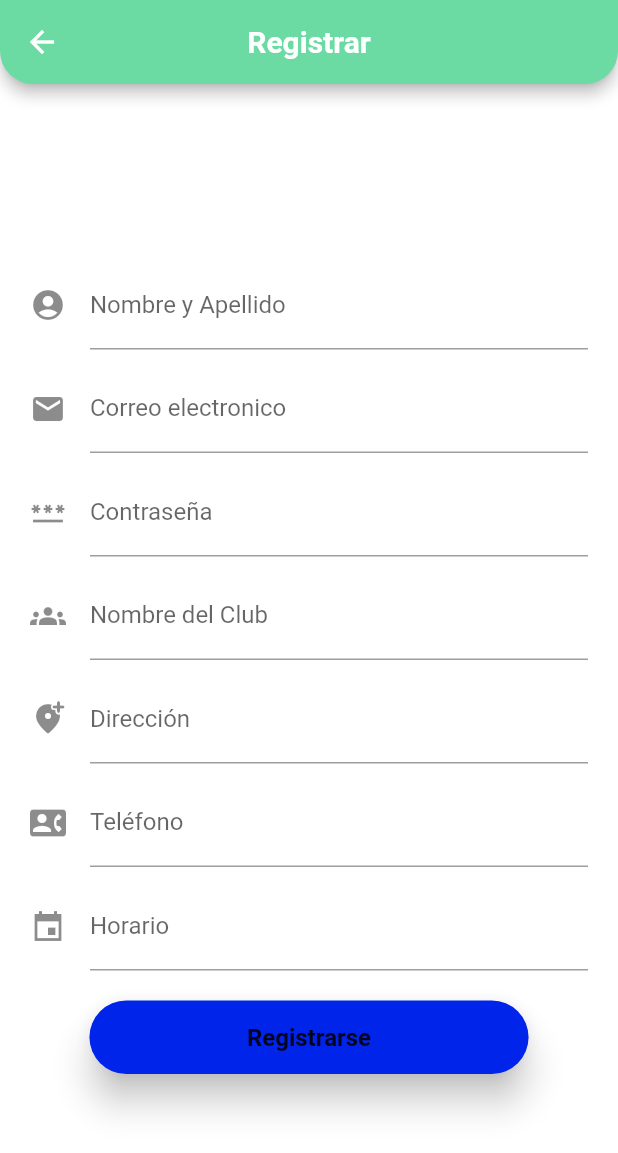
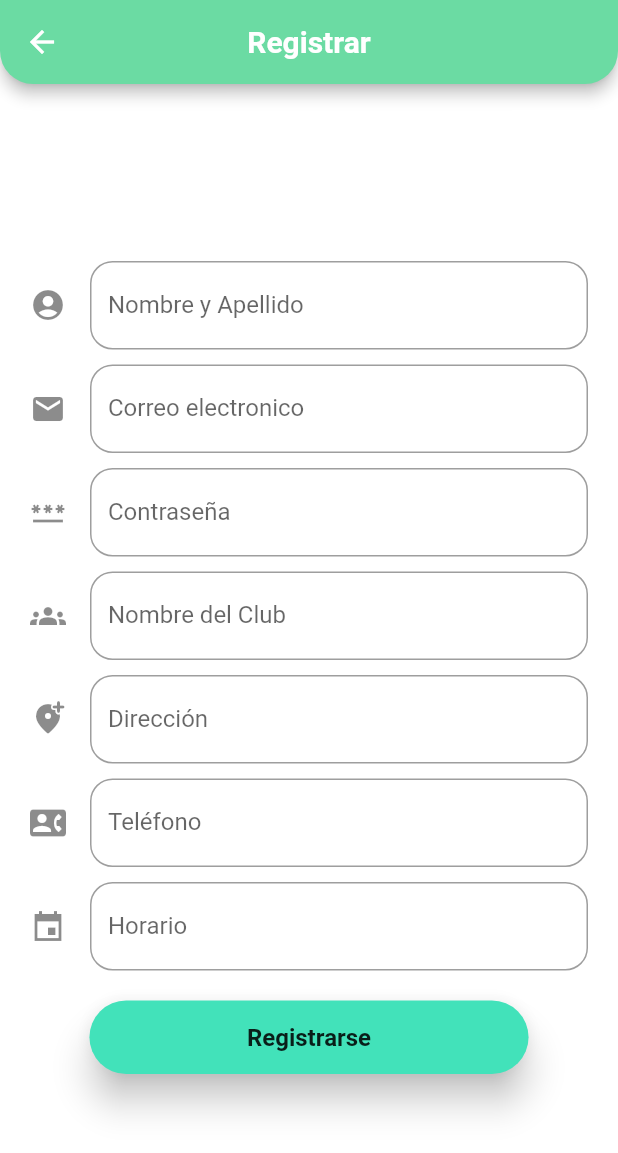
Before and after one commit to IsaiVazqez/FaTmovil, a Flutter app: the screen it shows after launch, after a tap on "Registrar Club", on a phone screen of 412 x 824 dp. Shown: the top 1153 px of the screen. Run offline on Flutter 3.47's test engine with Material 2 defaults, Android fonts, the phone set to English and light mode, and no system bars; our stand-ins replace animated_splash_screen, animated_theme_switcher, flutter_snake_navigationbar, shared_preferences; network calls fail; Roboto replaces fonts that are missing (SFPRODISPLAY).

```diff
--- a/lib/main.dart
+++ b/lib/main.dart
@@ -23,7 +23,15 @@ class MyApp extends StatelessWidget {
                     appBarTheme: const AppBarTheme(
                         centerTitle: true,
                         foregroundColor: Color.fromARGB(221, 19, 13, 13)),
-                    scaffoldBackgroundColor: Colors.black87)
+                    scaffoldBackgroundColor: Colors.black87,
+/*                     textTheme: TextTheme(
+                      bodyText1: TextStyle(),
+                      bodyText2: TextStyle(),
+                    ).apply(
+                      bodyColor: Colors.orange,
+                      displayColor: Colors.blue,
+                    ), */
+                  )
                 : ThemeData.light().copyWith(
                     appBarTheme: const AppBarTheme(
                         centerTitle: true,
--- a/lib/screens/login.dart
+++ b/lib/screens/login.dart
@@ -56,8 +56,9 @@ class _LoginState extends State<Login> {
         padding: const EdgeInsets.symmetric(horizontal: 20.0),
         child: TextField(
           keyboardType: TextInputType.emailAddress,
-          decoration: const InputDecoration(
-            icon: Icon(Icons.email),
+          decoration: InputDecoration(
+            border: OutlineInputBorder(borderRadius: BorderRadius.circular(15)),
+            icon: const Icon(Icons.email),
             hintText: 'ejemplo@correo.com',
             labelText: 'Correo electronico',
           ),
@@ -75,8 +76,9 @@ class _LoginState extends State<Login> {
         child: TextField(
           keyboardType: TextInputType.emailAddress,
           obscureText: true,
-          decoration: const InputDecoration(
-            icon: Icon(Icons.password),
+          decoration: InputDecoration(
+            border: OutlineInputBorder(borderRadius: BorderRadius.circular(15)),
+            icon: const Icon(Icons.password),
             hintText: 'Contraseña',
             labelText: 'Contraseña',
           ),
@@ -98,6 +100,7 @@ class _LoginState extends State<Login> {
               style: TextStyle(
                 fontSize: 16.0,
                 fontWeight: FontWeight.bold,
+                color: Colors.white,
               ),
             ),
           ),
@@ -105,7 +108,7 @@ class _LoginState extends State<Login> {
             borderRadius: BorderRadius.circular(100),
           ),
           elevation: 10.0,
-          color: const Color.fromARGB(255, 243, 61, 243),
+          color: const Color.fromARGB(255, 66, 226, 186),
           onPressed: () {
             Navigator.push(context,
                 MaterialPageRoute(builder: (context) => const HomeScreen()));
@@ -125,6 +128,7 @@ class _LoginState extends State<Login> {
               style: TextStyle(
                 fontSize: 16.0,
                 fontWeight: FontWeight.bold,
+                color: Colors.white,
               ),
             ),
           ),
--- a/lib/screens/register_club.dart
+++ b/lib/screens/register_club.dart
@@ -75,8 +75,9 @@ class _RegisterState extends State<Register> {
         padding: const EdgeInsets.symmetric(horizontal: 20.0),
         child: TextField(
           keyboardType: TextInputType.emailAddress,
-          decoration: const InputDecoration(
-            icon: Icon(Icons.email),
+          decoration: InputDecoration(
+            border: OutlineInputBorder(borderRadius: BorderRadius.circular(15)),
+            icon: const Icon(Icons.email),
             hintText: 'ejemplo@correo.com',
             labelText: 'Correo electronico',
           ),
@@ -94,8 +95,9 @@ class _RegisterState extends State<Register> {
         child: TextField(
           keyboardType: TextInputType.emailAddress,
           obscureText: true,
-          decoration: const InputDecoration(
-            icon: Icon(Icons.password),
+          decoration: InputDecoration(
+            border: OutlineInputBorder(borderRadius: BorderRadius.circular(15)),
+            icon: const Icon(Icons.password),
             hintText: 'Contraseña',
             labelText: 'Contraseña',
           ),
@@ -124,7 +126,7 @@ class _RegisterState extends State<Register> {
             borderRadius: BorderRadius.circular(100),
           ),
           elevation: 10.0,
-          color: Color.fromARGB(255, 1, 36, 235),
+          color: const Color.fromARGB(255, 66, 226, 186),
           onPressed: () {
             Navigator.push(context,
                 MaterialPageRoute(builder: (context) => const HomeScreen()));
@@ -139,8 +141,9 @@ class _RegisterState extends State<Register> {
         padding: const EdgeInsets.symmetric(horizontal: 20.0),
         child: TextField(
           keyboardType: TextInputType.emailAddress,
-          decoration: const InputDecoration(
-            icon: Icon(Icons.groups),
+          decoration: InputDecoration(
+            border: OutlineInputBorder(borderRadius: BorderRadius.circular(15)),
+            icon: const Icon(Icons.groups),
             hintText: 'Cruz Azul',
             labelText: 'Nombre del Club',
           ),
@@ -158,8 +161,10 @@ class _RegisterState extends State<Register> {
           padding: const EdgeInsets.symmetric(horizontal: 20.0),
           child: TextField(
             keyboardType: TextInputType.emailAddress,
-            decoration: const InputDecoration(
-              icon: Icon(Icons.account_circle),
+            decoration: InputDecoration(
+              border:
+                  OutlineInputBorder(borderRadius: BorderRadius.circular(15)),
+              icon: const Icon(Icons.account_circle),
               hintText: 'Isai Vazquez',
               labelText: 'Nombre y Apellido',
             ),
@@ -177,8 +182,9 @@ class _RegisterState extends State<Register> {
         padding: const EdgeInsets.symmetric(horizontal: 20.0),
         child: TextField(
           keyboardType: TextInputType.emailAddress,
-          decoration: const InputDecoration(
-            icon: Icon(Icons.add_location_alt_rounded),
+          decoration: InputDecoration(
+            border: OutlineInputBorder(borderRadius: BorderRadius.circular(15)),
+            icon: const Icon(Icons.add_location_alt_rounded),
             hintText: 'Calle 64 po 103...',
             labelText: 'Dirección',
           ),
@@ -195,8 +201,9 @@ class _RegisterState extends State<Register> {
         padding: const EdgeInsets.symmetric(horizontal: 20.0),
         child: TextField(
           keyboardType: TextInputType.emailAddress,
-          decoration: const InputDecoration(
-            icon: Icon(Icons.contact_phone),
+          decoration: InputDecoration(
+            border: OutlineInputBorder(borderRadius: BorderRadius.circular(15)),
+            icon: const Icon(Icons.contact_phone),
             hintText: '999292992',
             labelText: 'Teléfono',
           ),
@@ -213,8 +220,9 @@ class _RegisterState extends State<Register> {
         padding: const EdgeInsets.symmetric(horizontal: 20.0),
         child: TextField(
           keyboardType: TextInputType.emailAddress,
-          decoration: const InputDecoration(
-            icon: Icon(Icons.event_sharp),
+          decoration: InputDecoration(
+            border: OutlineInputBorder(borderRadius: BorderRadius.circular(15)),
+            icon: const Icon(Icons.event_sharp),
             hintText: 'Lunes A Viernes de 5 a 9 pm',
             labelText: 'Horario',
           ),
```
Also changed, not shown: lib/screens/home_screen.dart (+13 -3 lines), lib/screens/profile_page.dart (+9 -1 lines), lib/screens/services_screen.dart (+25 -4 lines), lib/screens/torneos_screen.dart (+25 -5 lines).
